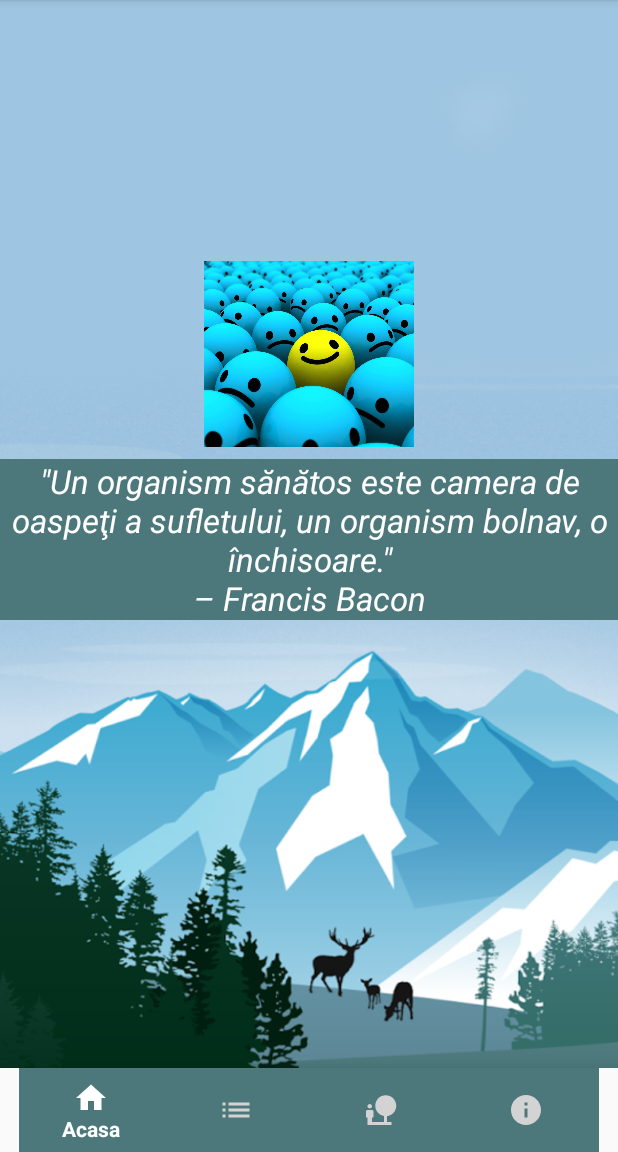
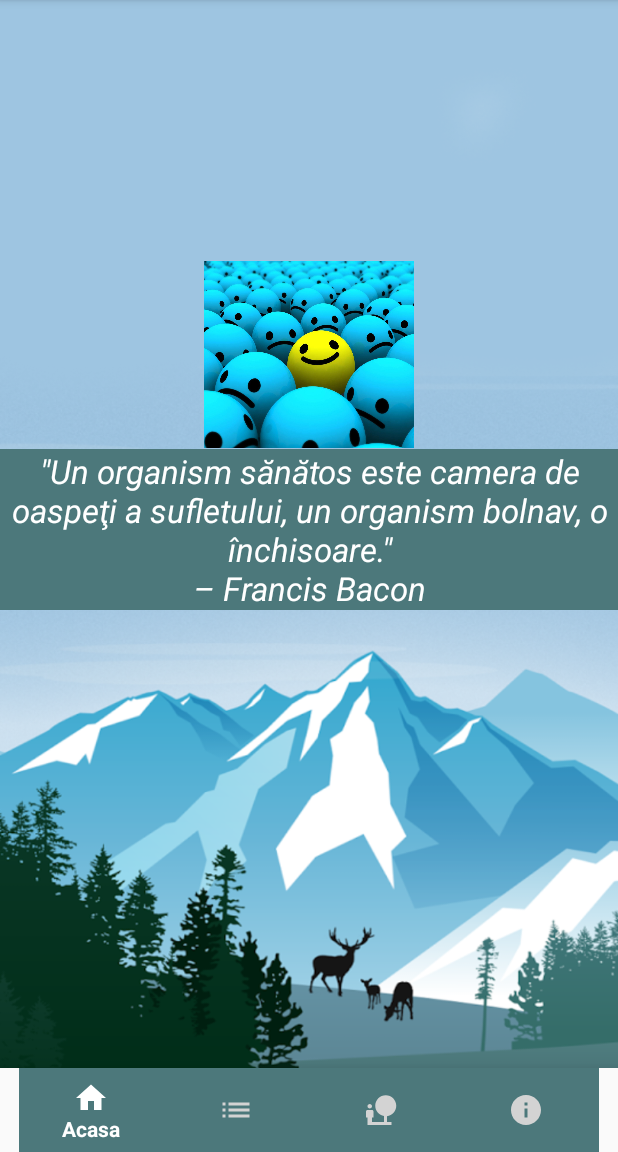
Before and after one commit to CosminIulian/Healthier, an Android app: the screen it shows after launch (MainActivity), on a phone screen of 412 x 824 dp, the part 84-1236 px from its top. Run offline under Robolectric (Android 15) with nearby library versions, the phone set to English and light mode, and no system bars.

Commit message:
Update home_fragment.xml

```diff
--- a/app/src/main/res/layout/home_fragment.xml
+++ b/app/src/main/res/layout/home_fragment.xml
@@ -24,7 +24,7 @@
     <ImageView
         android:id="@+id/imageView"
         android:layout_width="140dp"
-        android:layout_height="140dp"
+        android:layout_height="126dp"
         android:layout_above="@+id/welcomeTv"
         android:layout_centerHorizontal="true"
         app:srcCompat="@drawable/smiley_face" />
```
